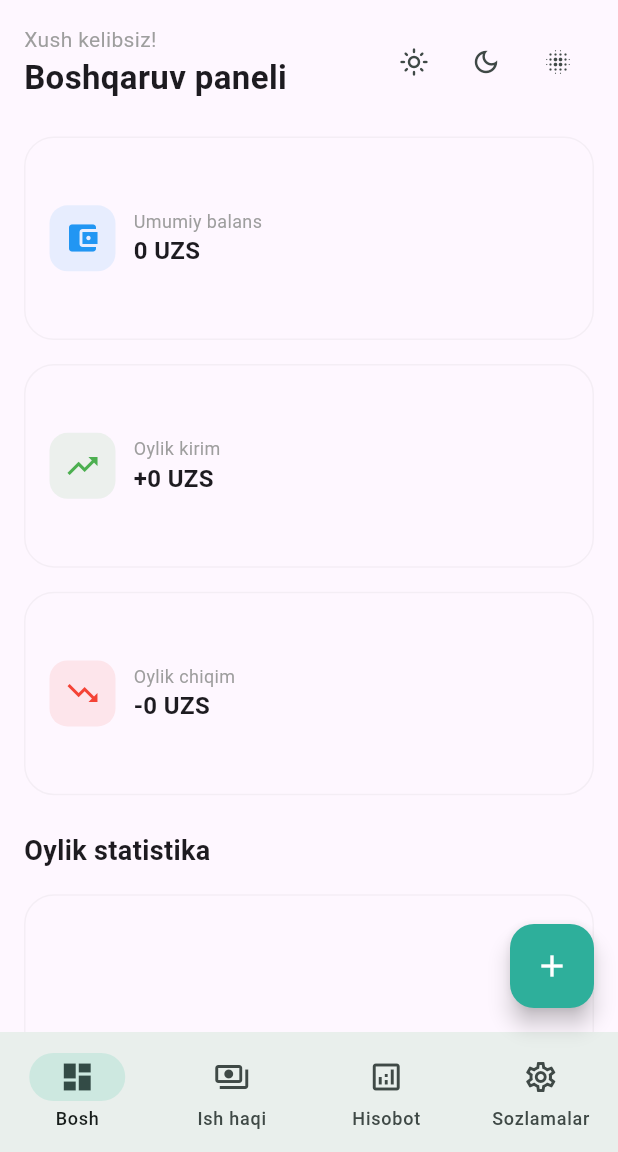
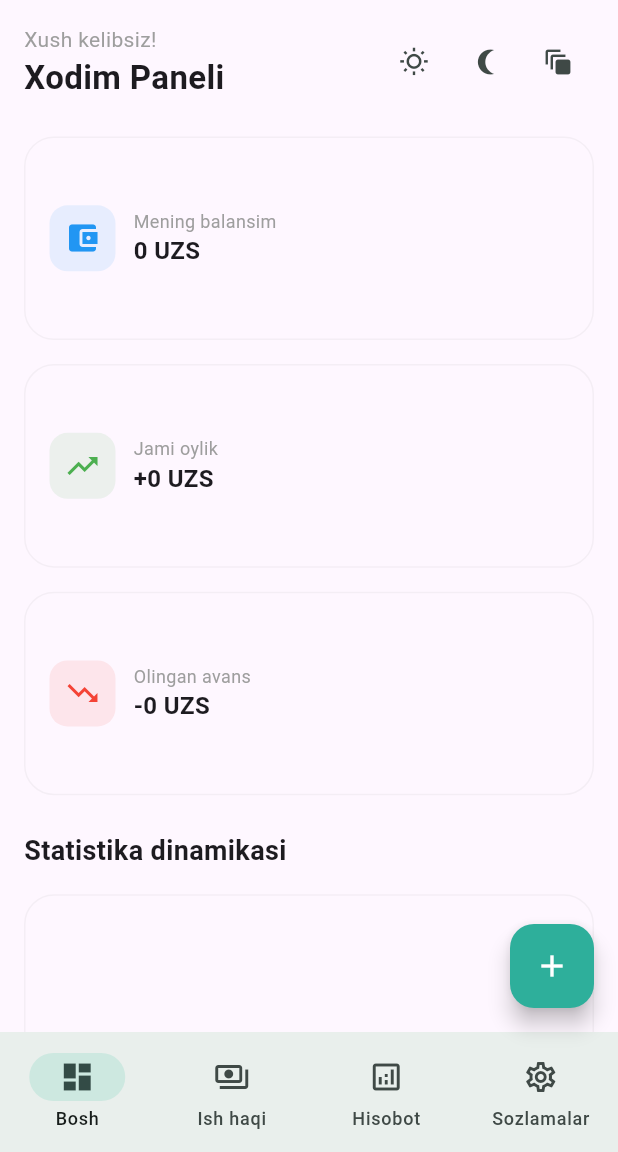
Before and after one commit to aka-FinGo/cabix, a Flutter app: the DashboardScreen screen opened by its route, on a phone screen of 412 x 824 dp, the part 84-1236 px from its top. Run offline on Flutter 3.47's test engine with Material 3 defaults, Android fonts, the light colour scheme and no system bars; our stand-ins replace flutter_riverpod, go_router, supabase_flutter; accounts and stored records are empty.

Commit message:
Update dashboard_screen.dart

```diff
--- a/lib/features/dashboard/dashboard_screen.dart
+++ b/lib/features/dashboard/dashboard_screen.dart
@@ -2,6 +2,7 @@
 import 'package:flutter/material.dart';
 import 'package:flutter_riverpod/flutter_riverpod.dart';
 import '../../core/theme/theme_provider.dart';
+import '../auth/auth_provider.dart'; // Rolni aniqlash uchun
 import '../transactions/transaction_repository.dart';
 import 'dashboard_provider.dart';
 
@@ -13,7 +14,8 @@
     final currentTheme = ref.watch(themeProvider);
     final bool isGlass = currentTheme == AppThemeMode.glass;
 
-    // Ma'lumotlarni provayderlardan olish
+    // Provayderlardan ma'lumotlarni olish
+    final role = ref.watch(userRoleProvider);
     final statsAsync = ref.watch(statsProvider);
     final pendingAsync = ref.watch(pendingSalariesProvider);
 
@@ -37,16 +39,16 @@
             child: Column(
               crossAxisAlignment: CrossAxisAlignment.start,
               children: [
-                _buildHeader(context, ref),
+                _buildHeader(context, ref, role),
                 const SizedBox(height: 24),
 
-                // 1. Balans Kartochkalari (Real ma'lumotlar bilan)
-                _buildBalanceCards(context, statsAsync),
+                // 1. ROLGA QARAB BALANS KARTALARI
+                _buildResponsiveBalanceSection(context, statsAsync, role),
 
-                // 2. Tasdiqlash kutilayotgan amallar (Faqat ma'lumot bo'lsa chiqadi)
+                // 2. TASDIQLASH KUTILAYOTGANLAR (Pending Section)
                 pendingAsync.when(
                   data: (items) => items.isNotEmpty
-                    ? _buildPendingSection(context, ref, items)
+                    ? _buildPendingSection(context, ref, items, role)
                     : const SizedBox.shrink(),
                   loading: () => const Padding(
                     padding: EdgeInsets.symmetric(vertical: 20),
@@ -56,12 +58,13 @@
                 ),
 
                 const SizedBox(height: 24),
-                const Text("Oylik statistika", style: TextStyle(fontSize: 18, fontWeight: FontWeight.bold)),
+                const Text("Statistika dinamikasi", style: TextStyle(fontSize: 18, fontWeight: FontWeight.bold)),
                 const SizedBox(height: 16),
                 _buildMainChart(context),
 
                 const SizedBox(height: 24),
-                const Text("Oxirgi amallar", style: TextStyle(fontSize: 18, fontWeight: FontWeight.bold)),
+                Text(role == 'admin' ? "Oxirgi barcha amallar" : "Mening oxirgi amallarim",
+                    style: const TextStyle(fontSize: 18, fontWeight: FontWeight.bold)),
                 _buildRecentTransactions(),
               ],
             ),
@@ -71,16 +74,19 @@
     );
   }
 
-  // Header bo'limi
-  Widget _buildHeader(BuildContext context, WidgetRef ref) {
+  // Header: Salomlashish va Mavzu almashtirgich
+  Widget _buildHeader(BuildContext context, WidgetRef ref, String role) {
     return Row(
       mainAxisAlignment: MainAxisAlignment.spaceBetween,
       children: [
-        const Column(
+        Column(
           crossAxisAlignment: CrossAxisAlignment.start,
           children: [
-            Text("Xush kelibsiz!", style: TextStyle(fontSize: 14, color: Colors.grey)),
-            Text("Boshqaruv paneli", style: TextStyle(fontSize: 22, fontWeight: FontWeight.bold)),
+            const Text("Xush kelibsiz!", style: TextStyle(fontSize: 14, color: Colors.grey)),
+            Text(
+              role == 'admin' ? "Admin Panel" : "Xodim Paneli",
+              style: const TextStyle(fontSize: 22, fontWeight: FontWeight.bold),
+            ),
           ],
         ),
         _ThemeSwitcher(),
@@ -88,12 +94,13 @@
     );
   }
 
-  // Balans kartochkalari vidjeti
-  Widget _buildBalanceCards(BuildContext context, AsyncValue<Map<String, double>> statsAsync) {
+  // Balans qismi: Web va Mobile uchun moslashuvchan
+  Widget _buildResponsiveBalanceSection(BuildContext context, AsyncValue<Map<String, double>> statsAsync, String role) {
     return statsAsync.when(
       data: (stats) {
         final width = MediaQuery.of(context).size.width;
         int crossAxisCount = width > 1200 ? 3 : (width > 600 ? 2 : 1);
+
         return GridView.count(
           shrinkWrap: true,
           physics: const NeverScrollableScrollPhysics(),
@@ -103,19 +110,19 @@
           crossAxisSpacing: 16,
           children: [
             _FinanceCard(
-              title: "Umumiy balans",
+              title: role == 'admin' ? "Kassa qoldig'i" : "Mening balansim",
               amount: "${stats['balance']?.toStringAsFixed(0)} UZS",
               icon: Icons.account_balance_wallet,
               color: Colors.blue
             ),
             _FinanceCard(
-              title: "Oylik kirim",
+              title: role == 'admin' ? "Umumiy tushum" : "Jami oylik",
               amount: "+${stats['income']?.toStringAsFixed(0)} UZS",
               icon: Icons.trending_up,
               color: Colors.green
             ),
             _FinanceCard(
-              title: "Oylik chiqim",
+              title: role == 'admin' ? "Umumiy chiqim" : "Olingan avans",
               amount: "-${stats['expense']?.toStringAsFixed(0)} UZS",
               icon: Icons.trending_down,
               color: Colors.red
@@ -124,22 +131,22 @@
         );
       },
       loading: () => const Center(child: CircularProgressIndicator()),
-      error: (e, _) => Center(child: Text("Xatolik: $e")),
+      error: (e, _) => Center(child: Text("Ma'lumot yuklashda xato: $e")),
     );
   }
 
-  // Tasdiqlash kutilayotgan amallar vidjeti
-  Widget _buildPendingSection(BuildContext context, WidgetRef ref, List<Map<String, dynamic>> items) {
+  // Tasdiqlash bo'limi (Shaffoflik tizimi)
+  Widget _buildPendingSection(BuildContext context, WidgetRef ref, List<Map<String, dynamic>> items, String role) {
     return Column(
       crossAxisAlignment: CrossAxisAlignment.start,
       children: [
         const SizedBox(height: 24),
         Row(
           children: [
-            const Icon(Icons.pending_actions, color: Colors.orange, size: 20),
+            const Icon(Icons.security_update_good, color: Colors.orange, size: 20),
             const SizedBox(width: 8),
             Text(
-              "Tasdiqlash kutilmoqda (${items.length})",
+              role == 'admin' ? "Tasdiqlashingiz kerak" : "Sizga yozilgan pullar",
               style: const TextStyle(fontSize: 18, fontWeight: FontWeight.bold, color: Colors.orange),
             ),
           ],
@@ -156,16 +163,16 @@
               child: ListTile(
                 contentPadding: const EdgeInsets.symmetric(horizontal: 12),
                 title: Text("${item['amount_uzs']} UZS", style: const TextStyle(fontWeight: FontWeight.bold)),
-                subtitle: Text("Kimdan: ${item['profiles']?['full_name'] ?? 'Noma\'lum'}\nIzoh: ${item['comment'] ?? '-'}"),
+                subtitle: Text("Izoh: ${item['comment'] ?? 'Izohsiz'}\nXodim: ${item['profiles']?['full_name'] ?? 'Noma\'lum'}"),
                 trailing: Row(
                   mainAxisSize: MainAxisSize.min,
                   children: [
                     IconButton(
-                      icon: const Icon(Icons.check_circle, color: Colors.green),
+                      icon: const Icon(Icons.check_circle_outline, color: Colors.green),
                       onPressed: () => _updateStatus(ref, item['id'], 'confirmed'),
                     ),
                     IconButton(
-                      icon: const Icon(Icons.cancel, color: Colors.red),
+                      icon: const Icon(Icons.highlight_off, color: Colors.red),
                       onPressed: () => _updateStatus(ref, item['id'], 'rejected'),
                     ),
                   ],
@@ -188,7 +195,7 @@
     return _GlassContainer(
       height: 250,
       width: double.infinity,
-      child: const Center(child: Text("Grafik (fl_chart) tayyorlanmoqda...")),
+      child: const Center(child: Text("Haftalik grafik (fl_chart)")),
     );
   }
 
@@ -199,17 +206,17 @@
       itemCount: 3,
       itemBuilder: (context, index) => ListTile(
         contentPadding: EdgeInsets.zero,
-        leading: const CircleAvatar(child: Icon(Icons.history, size: 20)),
-        title: const Text("Oxirgi amaliyot"),
-        subtitle: const Text("Bugun"),
-        trailing: const Text("Ko'rish", style: TextStyle(color: Colors.blue)),
+        leading: const CircleAvatar(backgroundColor: Colors.black12, child: Icon(Icons.sync_alt, size: 18)),
+        title: const Text("Tranzaksiya tarixi"),
+        subtitle: const Text("Bugun, 10:00"),
+        trailing: const Icon(Icons.chevron_right),
       ),
     );
   }
 }
 
 // ---------------------------------------------------------
-// UI KOMPONENTLARI (Glassmorphism & Cards)
+// GLASSMORPHISM UI KOMPONENTLARI
 // ---------------------------------------------------------
 
 class _GlassContainer extends ConsumerWidget {
@@ -285,8 +292,8 @@
               mainAxisAlignment: MainAxisAlignment.center,
               crossAxisAlignment: CrossAxisAlignment.start,
               children: [
-                Text(title, style: const TextStyle(color: Colors.grey, fontSize: 12)),
-                Text(amount, style: const TextStyle(fontWeight: FontWeight.bold, fontSize: 16)),
+                Text(title, style: const TextStyle(color: Colors.grey, fontSize: 12), maxLines: 1),
+                Text(amount, style: const TextStyle(fontWeight: FontWeight.bold, fontSize: 16), maxLines: 1),
               ],
             ),
           )
@@ -301,9 +308,9 @@
   Widget build(BuildContext context, WidgetRef ref) {
     return Row(
       children: [
-        IconButton(onPressed: () => ref.read(themeProvider.notifier).setTheme(AppThemeMode.standard), icon: const Icon(Icons.light_mode_outlined, size: 20)),
-        IconButton(onPressed: () => ref.read(themeProvider.notifier).setTheme(AppThemeMode.dark), icon: const Icon(Icons.dark_mode_outlined, size: 20)),
-        IconButton(onPressed: () => ref.read(themeProvider.notifier).setTheme(AppThemeMode.glass), icon: const Icon(Icons.blur_on, size: 20)),
+        IconButton(onPressed: () => ref.read(themeProvider.notifier).setTheme(AppThemeMode.standard), icon: const Icon(Icons.wb_sunny_outlined, size: 20)),
+        IconButton(onPressed: () => ref.read(themeProvider.notifier).setTheme(AppThemeMode.dark), icon: const Icon(Icons.nightlight_round_outlined, size: 20)),
+        IconButton(onPressed: () => ref.read(themeProvider.notifier).setTheme(AppThemeMode.glass), icon: const Icon(Icons.auto_awesome_motion, size: 20)),
       ],
     );
   }
```
